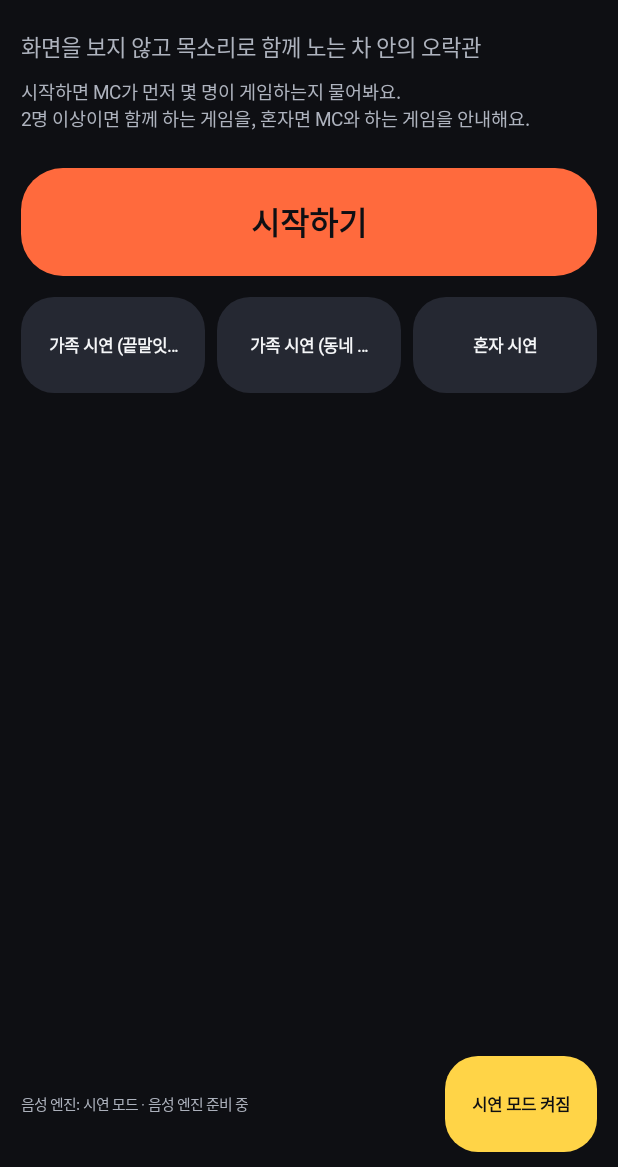
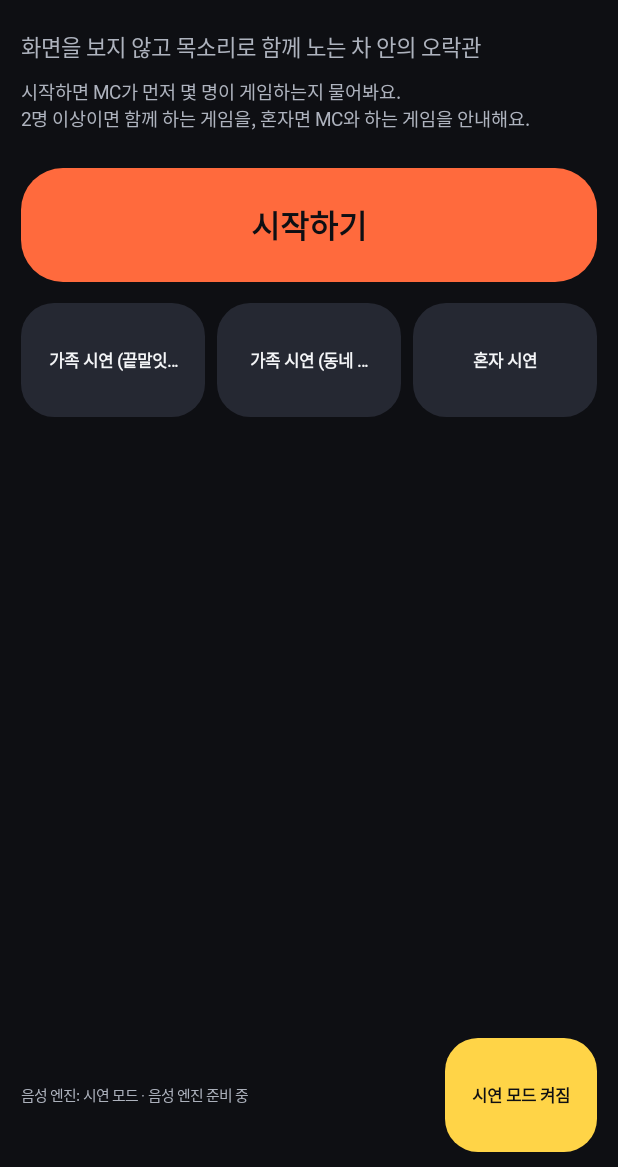
Before and after one commit to unseen1127/dallineun-orakgwan, an Android app: the screen it shows after launch (MainActivity), after a tap on "시연 모드", on a phone screen of 412 x 824 dp, the part 69-1236 px from its top. Run offline under Robolectric (Android 15) with nearby library versions, the phone set to English and light mode, and no system bars; libraries missing offline, so code that uses them is left out: ai.pleos.playground; Roboto replaces fonts that are not available here; 8 statements that could not run were skipped.

Commit message:
터치 영역을 모두 76dp 이상으로 (Android Automotive 운전자 UX 가이드)

```diff
--- a/app/src/main/java/kr/unseen/dallineun/MainActivity.kt
+++ b/app/src/main/java/kr/unseen/dallineun/MainActivity.kt
@@ -196,16 +196,16 @@ class MainActivity : Activity() {
         box.addView(text("화면을 보지 않고 목소리로 함께 노는 차 안의 오락관", 24f, textMid, false, 2))
         box.addView(text("시작하면 MC가 먼저 몇 명이 게임하는지 물어봐요.\n2명 이상이면 함께 하는 게임을, 혼자면 MC와 하는 게임을 안내해요.", 20f, textMid, false, 3), lp(top = 10))
         val start = text("시작하기", 34f, bg, true, 1).apply {
-            gravity = Gravity.CENTER; background = round(accent, 28f); minHeight = dp(if (compact) 72f else 110f)
+            gravity = Gravity.CENTER; background = round(accent, 28f); minHeight = dp(if (compact) 76f else 110f)
             isClickable = true; contentDescription = "시작하기"
             setOnClickListener { if (demoMode) startDemo("family") else startSession() }
         }
         box.addView(start, lp(top = 24))
         if (demoMode) {
             val r = row()
-            r.addView(chip("가족 시연 (끝말잇기)", textHi, surface2).apply { gravity = Gravity.CENTER; minHeight = dp(64f); isClickable = true; setOnClickListener { startDemo("family", "WORD_CHAIN") } }, lp(w = 0, weight = 1f, end = 8))
-            r.addView(chip("가족 시연 (동네 퀴즈)", textHi, surface2).apply { gravity = Gravity.CENTER; minHeight = dp(64f); isClickable = true; setOnClickListener { startDemo("family", "REGION") } }, lp(w = 0, weight = 1f, end = 8))
-            r.addView(chip("혼자 시연", textHi, surface2).apply { gravity = Gravity.CENTER; minHeight = dp(64f); isClickable = true; setOnClickListener { startDemo("solo") } }, lp(w = 0, weight = 1f))
+            r.addView(chip("가족 시연 (끝말잇기)", textHi, surface2).apply { gravity = Gravity.CENTER; minHeight = dp(76f); isClickable = true; setOnClickListener { startDemo("family", "WORD_CHAIN") } }, lp(w = 0, weight = 1f, end = 8))
+            r.addView(chip("가족 시연 (동네 퀴즈)", textHi, surface2).apply { gravity = Gravity.CENTER; minHeight = dp(76f); isClickable = true; setOnClickListener { startDemo("family", "REGION") } }, lp(w = 0, weight = 1f, end = 8))
+            r.addView(chip("혼자 시연", textHi, surface2).apply { gravity = Gravity.CENTER; minHeight = dp(76f); isClickable = true; setOnClickListener { startDemo("solo") } }, lp(w = 0, weight = 1f))
             box.addView(r, lp(top = 14))
         }
         box.addView(View(this), lp(h = 0, weight = 1f))
@@ -213,7 +213,7 @@ class MainActivity : Activity() {
         val engine = (if (demoMode) "시연 모드 · " else "") + (realVoice?.engineName ?: "음성 엔진 준비 중")
         foot.addView(text("음성 엔진: $engine", 16f, textMid, false, 1), lp(w = 0, weight = 1f))
         val demoBtn = chip(if (demoMode) "시연 모드 켜짐" else "시연 모드", if (demoMode) bg else textHi, if (demoMode) yellow else surface2).apply {
-            isClickable = true; minHeight = dp(64f); gravity = Gravity.CENTER
+            isClickable = true; minHeight = dp(76f); gravity = Gravity.CENTER
             setOnClickListener { demoMode = !demoMode; render(last) }
         }
         foot.addView(demoBtn, lp(w = -2))
@@ -240,6 +240,7 @@ class MainActivity : Activity() {
             val picked = s.okIdx == i
             val row = text("${i + 1}   $o", 36f, if (picked) green else textHi, true, 1).apply {
                 background = round(surface2, 18f, if (picked) green else null); setPadding(dp(24f), dp(14f), dp(24f), dp(14f))
+                minHeight = dp(76f); gravity = Gravity.CENTER_VERTICAL   // 터치 영역 76dp 이상 (Android Automotive 운전자 UX 가이드)
                 isClickable = true; setOnClickListener { mc.touch(o) }   // 정차 중에는 손으로 골라도 된다
             }
             main.addView(row, lp(top = if (i == 0) 12 else 10))
```
